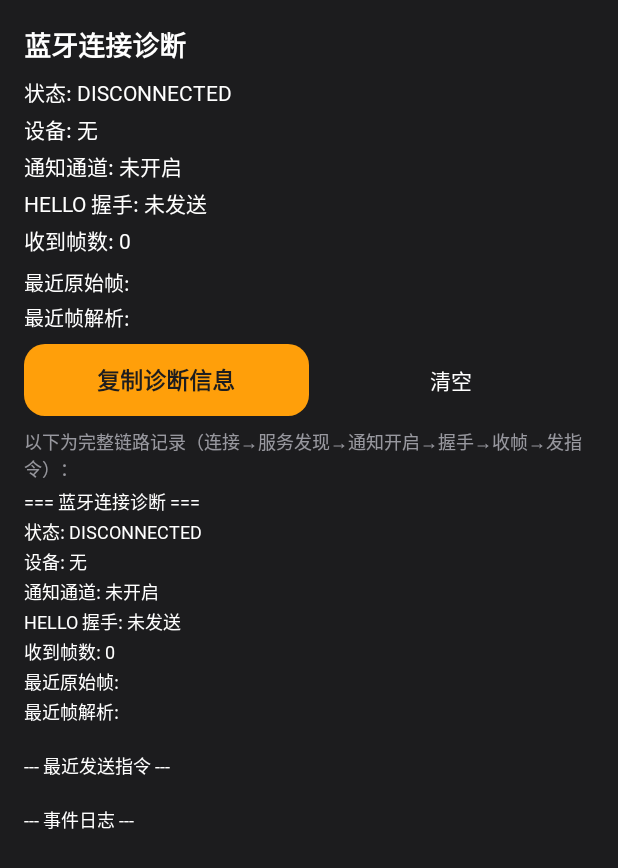
After one commit to mmaotv/motohud-bridge, an Android app: the DiagnosticActivity screen opened directly, with no data from a screen before it, on a phone screen of 412 x 824 dp. The commit adds this screen. Shown: the top 868 px of the screen. Run offline under Robolectric (Android 15) with nearby library versions, the light colour scheme and no system bars.

Commit message:
新增蓝牙连接诊断页：状态/HELLO/收帧数/原始帧+解码/发送指令/事件日志实时呈现，一键复制反馈；接入设置入口 (2.2.6)

```diff
--- a/app/build.gradle.kts
+++ b/app/build.gradle.kts
@@ -22,8 +22,8 @@ android {
         applicationId = "com.motohud.ble"
         minSdk = 24
         targetSdk = 36
-versionCode = 9
-versionName = "2.2.5"
+versionCode = 10
+versionName = "2.2.6"
 
         manifestPlaceholders["AMAP_API_KEY"] = amapApiKey
         buildConfigField("String", "AMAP_API_KEY", "\"$amapApiKey\"")
--- /dev/null
+++ b/app/src/main/java/com/motohud/ble/data/BleDiagnostic.kt
@@ -0,0 +1,156 @@
+package com.motohud.ble.data
+
+import com.motohud.ble.ble.BleProtocol
+import kotlinx.coroutines.flow.MutableStateFlow
+import kotlinx.coroutines.flow.asStateFlow
+import java.text.SimpleDateFormat
+import java.util.Date
+import java.util.Locale
+
+/**
+ * 蓝牙连接诊断记录器（单例）。
+ *
+ * 在 BleConnectionManager / MainViewModel 的关键节点调用，持续记录整条链路：
+ *   连接状态 → 服务发现 → CCCD 通知开启 → HELLO 握手 → 收帧(原始+解码) → 发送指令结果
+ * 即使诊断页未打开也在累积，方便用户在车机现场把文本复制出来反馈。
+ */
+object BleDiagnostic {
+
+    private val _state = MutableStateFlow("DISCONNECTED")
+    val state = _state.asStateFlow()
+
+    private val _deviceName = MutableStateFlow<String?>(null)
+    val deviceName = _deviceName.asStateFlow()
+
+    private val _notifyReady = MutableStateFlow(false)
+    val notifyReady = _notifyReady.asStateFlow()
+
+    private val _helloSent = MutableStateFlow(false)
+    val helloSent = _helloSent.asStateFlow()
+
+    private val _frameCount = MutableStateFlow(0)
+    val frameCount = _frameCount.asStateFlow()
+
+    private val _lastRaw = MutableStateFlow("")
+    val lastRaw = _lastRaw.asStateFlow()
+
+    private val _lastSummary = MutableStateFlow("")
+    val lastSummary = _lastSummary.asStateFlow()
+
+    private val _sent = MutableStateFlow<List<SentLine>>(emptyList())
+    val sent = _sent.asStateFlow()
+
+    private val _log = MutableStateFlow<List<LogLine>>(emptyList())
+    val log = _log.asStateFlow()
+
+    data class SentLine(val text: String, val ok: Boolean?)
+    data class LogLine(val time: String, val msg: String)
+
+    /** 一次新的连接尝试开始时调用，清空会话级计数 */
+    fun onNewConnection(name: String?) {
+        _deviceName.value = name
+        _state.value = "CONNECTING"
+        _notifyReady.value = false
+        _helloSent.value = false
+        _frameCount.value = 0
+        _lastRaw.value = ""
+        _lastSummary.value = ""
+        log("开始连接: ${name ?: "未知设备"}")
+    }
+
+    fun setState(s: String) {
+        _state.value = s
+        if (s == "DISCONNECTED") _notifyReady.value = false
+        log("状态 → $s")
+    }
+
+    fun setNotifyReady(v: Boolean) {
+        _notifyReady.value = v
+        if (v) log("通知通道已开启 (CCCD 写入成功)")
+    }
+
+    fun markHelloSent() {
+        if (!_helloSent.value) {
+            _helloSent.value = true
+            log("已发送 HELLO 握手")
+        }
+    }
+
+    fun onNotify(hex: String) {
+        _frameCount.value = _frameCount.value + 1
+        _lastRaw.value = hex
+        _lastSummary.value = summarize(hex)
+        log("收帧 #${_frameCount.value}: $hex")
+    }
+
+    fun onSend(text: String) {
+        _sent.value = (_sent.value + SentLine(text, null)).takeLast(20)
+        log("发送: $text")
+    }
+
+    fun onWriteResult(success: Boolean, hex: String) {
+        val list = _sent.value.toMutableList()
+        for (i in list.indices.reversed()) {
+            if (list[i].ok == null) {
+                list[i] = list[i].copy(ok = success)
+                break
+            }
+        }
+        _sent.value = list
+        log("写入结果: ${if (success) "成功" else "失败"} ($hex)")
+    }
+
+    fun reset() {
+        _state.value = "DISCONNECTED"
+        _deviceName.value = null
+        _notifyReady.value = false
+        _helloSent.value = false
+        _frameCount.value = 0
+        _lastRaw.value = ""
+        _lastSummary.value = ""
+        _sent.value = emptyList()
+        _log.value = emptyList()
+    }
+
+    fun log(msg: String) {
+        val t = SimpleDateFormat("HH:mm:ss", Locale.getDefault()).format(Date())
+        _log.value = (_log.value + LogLine(t, msg)).takeLast(150)
+    }
+
+    private fun summarize(hex: String): String {
+        val f = BleProtocol.parseFrame(hex) ?: return "无法解析 (${hex.length} 字符)"
+        return when (f) {
+            is BleProtocol.Frame.CmdA ->
+                "CmdA 开关位域 " + f.switches.joinToString("") { if (it == 1) "1" else "0" }
+            is BleProtocol.Frame.CmdB ->
+                "CmdB 速度=${f.speed} 转速=${f.rotatingSpeed} 油耗=${f.instantaneousFuel}"
+            is BleProtocol.Frame.CmdC ->
+                "CmdC 水温=${f.waterTemperature} 环境温度=${f.roomTemperature} 油量=${f.oilQuantity}% 电压=${f.batteryVoltage}V"
+            is BleProtocol.Frame.CmdD ->
+                "CmdD 总里程=${f.totalMileage} 极速=${f.maxSpeed} 均速=${f.averageSpeed}"
+            is BleProtocol.Frame.CmdE ->
+                "CmdE 故障索引=${f.malfunctionIndex} ${f.malfunctionCode ?: ""}"
+            is BleProtocol.Frame.CmdF ->
+                "CmdF 故障索引=${f.malfunctionIndex} ${f.malfunctionCode ?: ""}"
+            is BleProtocol.Frame.Unknown -> "未知命令 cmd=${f.cmd}"
+        }
+    }
+
+    fun exportText(): String = buildString {
+        append("=== 蓝牙连接诊断 ===\n")
+        append("状态: ${_state.value}\n")
+        append("设备: ${_deviceName.value ?: "无"}\n")
+        append("通知通道: ${if (_notifyReady.value) "已开启" else "未开启"}\n")
+        append("HELLO 握手: ${if (_helloSent.value) "已发送" else "未发送"}\n")
+        append("收到帧数: ${_frameCount.value}\n")
+        append("最近原始帧: ${_lastRaw.value}\n")
+        append("最近帧解析: ${_lastSummary.value}\n\n")
+        append("--- 最近发送指令 ---\n")
+        _sent.value.reversed().forEach { line ->
+            val mark = if (line.ok == true) "OK" else if (line.ok == false) "FAIL" else "..."
+            append("[$mark] ${line.text}\n")
+        }
+        append("\n--- 事件日志 ---\n")
+        _log.value.forEach { append("[${it.time}] ${it.msg}\n") }
+    }
+}
--- a/app/src/main/java/com/motohud/ble/ui/MainActivity.kt
+++ b/app/src/main/java/com/motohud/ble/ui/MainActivity.kt
@@ -30,6 +30,7 @@ import com.motohud.ble.R
 import com.motohud.ble.ble.BleConnectionManager
 import com.motohud.ble.data.AppCache
 import com.motohud.ble.service.NotificationForwardService
+import com.motohud.ble.ui.diagnostic.DiagnosticActivity
 import com.motohud.ble.ui.navi.KeySetupDialog
 import kotlinx.coroutines.Dispatchers
 import kotlinx.coroutines.launch
@@ -245,6 +246,7 @@ class MainActivity : AppCompatActivity() {
             getString(R.string.settings_amap_key),
             getString(R.string.settings_privacy),
             getString(R.string.settings_clear_cache),
+            getString(R.string.settings_diagnostic),
             getString(R.string.settings_about)
         )
         MotoDialog.builder(this)
@@ -255,7 +257,8 @@ class MainActivity : AppCompatActivity() {
                     1 -> KeySetupDialog().show(supportFragmentManager, "key_setup")
                     2 -> showPrivacy()
                     3 -> showClearCache()
-                    4 -> com.motohud.ble.ui.about.AboutActivity::class.java.let {
+                    4 -> startActivity(Intent(this, DiagnosticActivity::class.java))
+                    5 -> com.motohud.ble.ui.about.AboutActivity::class.java.let {
                         startActivity(Intent(this, it))
                     }
                 }
--- a/app/src/main/java/com/motohud/ble/ui/MainViewModel.kt
+++ b/app/src/main/java/com/motohud/ble/ui/MainViewModel.kt
@@ -152,6 +152,7 @@ class MainViewModel(app: MotoHudApp) : ViewModel() {
 
     /** 握手（BaseNaviActivity.java:255 / NormalMotorFragment.java:1850） */
     fun sendHello() {
+        com.motohud.ble.data.BleDiagnostic.markHelloSent()
         ble.sendCommand(BleConstants.cmdHello(android.os.Build.BRAND))
     }
 
--- /dev/null
+++ b/app/src/main/java/com/motohud/ble/ui/diagnostic/DiagnosticActivity.kt
@@ -0,0 +1,71 @@
+package com.motohud.ble.ui.diagnostic
+
+import android.content.ClipData
+import android.content.ClipboardManager
+import android.content.Context
+import android.os.Bundle
+import android.widget.Button
+import android.widget.TextView
+import android.widget.Toast
+import androidx.appcompat.app.AppCompatActivity
+import androidx.lifecycle.Lifecycle
+import androidx.lifecycle.lifecycleScope
+import androidx.lifecycle.repeatOnLifecycle
+import com.motohud.ble.R
+import com.motohud.ble.data.BleDiagnostic
+import kotlinx.coroutines.launch
+
+/**
+ * 蓝牙连接诊断页：把 BleDiagnostic 累积的链路状态实时呈现，
+ * 并支持一键复制文本，方便在车机现场把结果反馈回来排查。
+ */
+class DiagnosticActivity : AppCompatActivity() {
+
+    private lateinit var tvStatus: TextView
+    private lateinit var tvLastFrame: TextView
+    private lateinit var tvDetail: TextView
+
+    override fun onCreate(savedInstanceState: Bundle?) {
+        super.onCreate(savedInstanceState)
+        setContentView(R.layout.activity_diagnostic)
+        tvStatus = findViewById(R.id.tv_status)
+        tvLastFrame = findViewById(R.id.tv_last_frame)
+        tvDetail = findViewById(R.id.tv_detail)
+
+        findViewById<Button>(R.id.btn_copy).setOnClickListener { copy() }
+        findViewById<Button>(R.id.btn_clear).setOnClickListener {
+            BleDiagnostic.reset()
+            Toast.makeText(this, R.string.diagnostic_cleared, Toast.LENGTH_SHORT).show()
+            refresh()
+        }
+
+        // log 会在每一个关键事件时更新，因此观察它即可驱动整页刷新
+        lifecycleScope.launch {
+            repeatOnLifecycle(Lifecycle.State.STARTED) {
+                BleDiagnostic.log.collect { refresh() }
+            }
+        }
+    }
+
+    private fun refresh() {
+        tvStatus.text = buildString {
+            append("状态: ${BleDiagnostic.state.value}\n")
+            append("设备: ${BleDiagnostic.deviceName.value ?: "无"}\n")
+            append("通知通道: ${if (BleDiagnostic.notifyReady.value) "已开启" else "未开启"}\n")
+            append("HELLO 握手: ${if (BleDiagnostic.helloSent.value) "已发送" else "未发送"}\n")
+            append("收到帧数: ${BleDiagnostic.frameCount.value}")
+        }
+        tvLastFrame.text = buildString {
+            append("最近原始帧: ${BleDiagnostic.lastRaw.value}\n")
+            append("最近帧解析: ${BleDiagnostic.lastSummary.value}")
+        }
+        tvDetail.text = BleDiagnostic.exportText()
+    }
+
+    private fun copy() {
+        val text = BleDiagnostic.exportText()
+        val cm = getSystemService(Context.CLIPBOARD_SERVICE) as ClipboardManager
+        cm.setPrimaryClip(ClipData.newPlainText("ble_diagnostic", text))
+        Toast.makeText(this, R.string.diagnostic_copied, Toast.LENGTH_SHORT).show()
+    }
+}
--- /dev/null
+++ b/app/src/main/res/layout/activity_diagnostic.xml
@@ -0,0 +1,82 @@
+<?xml version="1.0" encoding="utf-8"?>
+<LinearLayout xmlns:android="http://schemas.android.com/apk/res/android"
+    android:layout_width="match_parent"
+    android:layout_height="match_parent"
+    android:orientation="vertical"
+    android:background="@color/surface"
+    android:padding="16dp">
+
+    <TextView
+        android:layout_width="match_parent"
+        android:layout_height="wrap_content"
+        android:text="@string/diagnostic_title"
+        android:textSize="18sp"
+        android:textStyle="bold"
+        android:textColor="@color/text_primary"
+        android:paddingBottom="8dp" />
+
+    <TextView
+        android:id="@+id/tv_status"
+        android:layout_width="match_parent"
+        android:layout_height="wrap_content"
+        android:textSize="14sp"
+        android:textColor="@color/text_primary"
+        android:lineSpacingExtra="4dp"
+        android:paddingBottom="8dp" />
+
+    <TextView
+        android:id="@+id/tv_last_frame"
+        android:layout_width="match_parent"
+        android:layout_height="wrap_content"
+        android:textSize="13sp"
+        android:textColor="@color/text_primary"
+        android:lineSpacingExtra="4dp"
+        android:paddingBottom="8dp" />
+
+    <LinearLayout
+        android:layout_width="match_parent"
+        android:layout_height="wrap_content"
+        android:orientation="horizontal"
+        android:paddingBottom="8dp">
+
+        <Button
+            android:id="@+id/btn_copy"
+            style="@style/Widget.Moto.Button.Accent"
+            android:layout_width="0dp"
+            android:layout_height="wrap_content"
+            android:layout_weight="1"
+            android:text="@string/diagnostic_copy" />
+
+        <Button
+            android:id="@+id/btn_clear"
+            style="@style/Widget.Moto.Button.Ghost"
+            android:layout_width="0dp"
+            android:layout_height="wrap_content"
+            android:layout_weight="1"
+            android:text="@string/diagnostic_clear" />
+    </LinearLayout>
+
+    <TextView
+        android:layout_width="match_parent"
+        android:layout_height="wrap_content"
+        android:text="@string/diagnostic_detail_hint"
+        android:textSize="12sp"
+        android:textColor="@color/text_secondary"
+        android:paddingBottom="4dp" />
+
+    <ScrollView
+        android:layout_width="match_parent"
+        android:layout_height="0dp"
+        android:layout_weight="1">
+
+        <TextView
+            android:id="@+id/tv_detail"
+            android:layout_width="match_parent"
+            android:layout_height="wrap_content"
+            android:textSize="12sp"
+            android:textColor="@color/text_primary"
+            android:fontFamily="monospace"
+            android:lineSpacingExtra="2dp" />
+    </ScrollView>
+
+</LinearLayout>
--- a/app/src/main/res/values/strings.xml
+++ b/app/src/main/res/values/strings.xml
@@ -266,6 +266,13 @@
     <string name="settings_notify">通知转发设置</string>
     <string name="settings_about">关于</string>
     <string name="settings_clear_cache">清除缓存</string>
+    <string name="settings_diagnostic">连接诊断</string>
+    <string name="diagnostic_title">蓝牙连接诊断</string>
+    <string name="diagnostic_copy">复制诊断信息</string>
+    <string name="diagnostic_clear">清空</string>
+    <string name="diagnostic_cleared">已清空诊断记录</string>
+    <string name="diagnostic_copied">已复制到剪贴板，可粘贴发送</string>
+    <string name="diagnostic_detail_hint">以下为完整链路记录（连接→服务发现→通知开启→握手→收帧→发指令）：</string>
     <string name="cache_dialog_title">清除缓存</string>
     <string name="cache_dialog_msg">当前缓存：%1$s\n\n缓存主要来自地图瓦片与搜索结果，清理后不影响任何用户数据，地图会在使用中自动重新下载。</string>
     <string name="cache_clear_btn">清除</string>
```
Also changed, not shown: app/src/main/AndroidManifest.xml (+7 -0 lines), app/src/main/java/com/motohud/ble/ble/BleConnectionManager.kt (+13 -0 lines).
